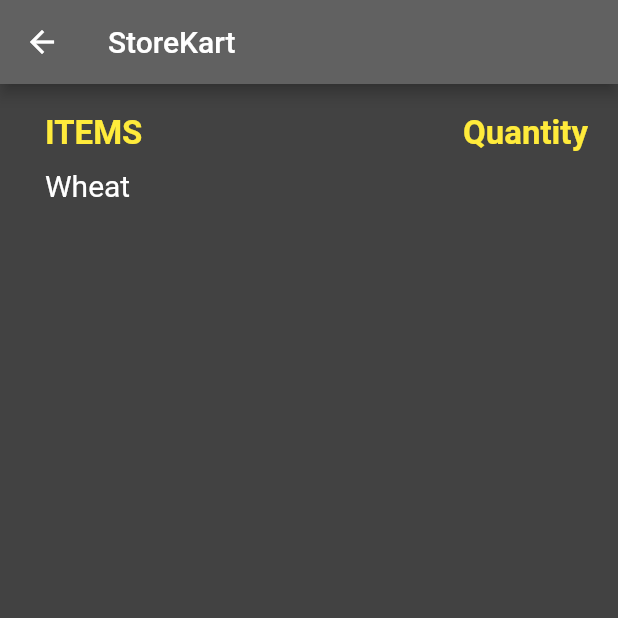
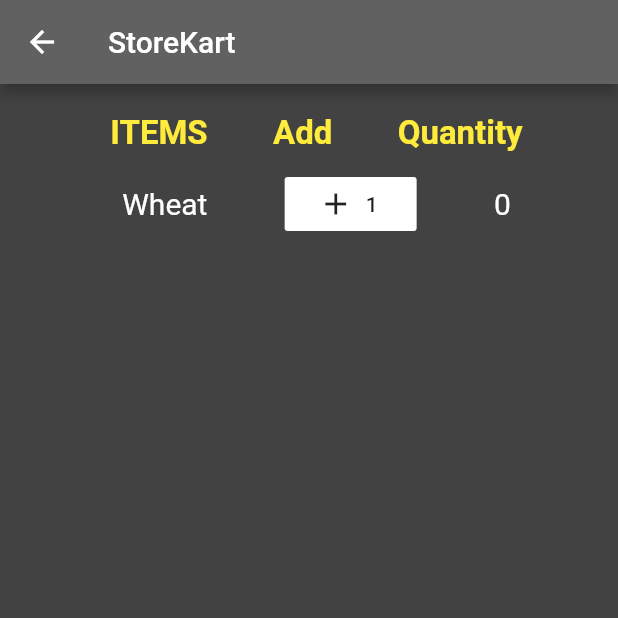
Before and after one commit to KUNAL932/StoreKart, a Flutter app: the screen it shows after launch, after a tap on "Sign Up", on a phone screen of 412 x 824 dp, the top half of it. Run offline on Flutter 3.47's test engine with Material 2 defaults, Android fonts, the phone set to English and light mode, and no system bars.

Commit message:
stateless widget has been changed to statefull widget and dyanmic quantity has been added for the user to adjust the quantity of the item

```diff
--- a/lib/main.dart
+++ b/lib/main.dart
@@ -99,7 +99,7 @@ class _State extends State<MyApp> {
 //                  navigation function starts
                         Navigator.push(
                           context,
-                          MaterialPageRoute(builder: (context) => list()),
+                          MaterialPageRoute(builder: (context) => GrossoryList()),
 
                         );
 
@@ -116,7 +116,13 @@ class _State extends State<MyApp> {
   }
 }
 
-class list extends StatelessWidget {
+class GrossoryList extends StatefulWidget {
+  @override
+  _GrossoryListState createState() => _GrossoryListState();
+}
+
+class _GrossoryListState extends State<GrossoryList> {
+  int wheatQuantityInKg = 0;
   @override
   Widget build(BuildContext context) {
     return Scaffold(
@@ -126,11 +132,11 @@ class list extends StatelessWidget {
         title: Text("StoreKart"),
       ),
       body: Padding(
-        padding: EdgeInsets.fromLTRB(30,20,20,20),
+        padding: EdgeInsets.fromLTRB(30,20,20,0),
         child: ListView(
           children: <Widget>[
             Row(
-              mainAxisAlignment: MainAxisAlignment.spaceBetween,
+              mainAxisAlignment: MainAxisAlignment.spaceEvenly,
               children: <Widget>[
                 Container(
                   child: Text("ITEMS",
@@ -140,6 +146,14 @@ class list extends StatelessWidget {
                       fontWeight: FontWeight.bold,
                     ),
                   ),
+                ),
+                Container(
+                  child: Text("Add",
+                  style: TextStyle(
+                    color: Colors.yellow,
+                    fontSize: 22,
+                    fontWeight: FontWeight.bold,
+                  ),),
                 ),
                 Container(
                   child: Text("Quantity",
@@ -154,14 +168,46 @@ class list extends StatelessWidget {
             ),
             SizedBox(height: 10,
             ),
-            Container(
+            Row(
+              mainAxisAlignment: MainAxisAlignment.spaceEvenly,
+//              mainAxisAlignment: MainAxisAlignment.spaceBetween,
+              children: <Widget>[
+                Container(
+//                  padding: EdgeInsets.fromLTRB(70,10,5,0),
+                  child: Text("Wheat",
+                    style: TextStyle(
+                      color: Colors.white,
+                      fontSize: 20,
+                    ),
+                  ),
+                ),
 
-              child: Text("Wheat",
-                style: TextStyle(
-                  color: Colors.white,
-                  fontSize: 20,
+                Container(
+//                  padding: EdgeInsets.fromLTRB(0,10,5,0),
+                  child: FlatButton.icon(
+                      onPressed: () {
+                        setState(() {
+                          wheatQuantityInKg += 1;
+                        });
+                      },
+                      icon: Icon(Icons.add),
+                      label: Text("1"),
+                    color: Colors.white,
+                      ),
                 ),
-              ),
+
+
+                Container(
+//                  padding: EdgeInsets.fromLTRB(0,10,5,60),
+                  child: Text(
+                    '$wheatQuantityInKg',
+                    style: TextStyle(
+                      color: Colors.white,
+                      fontSize: 20
+                    ),
+                  ),
+                ),
+              ],
             ),
             Container(),
             Container(),
@@ -174,6 +220,18 @@ class list extends StatelessWidget {
   }
 }
 
+//class Store extends StatelessWidget {
+//  @override
+//  Widget build(BuildContext context) {
+//    return Scaffold(
+//      appBar: AppBar(
+//        backgroundColor: Colors.grey[900],
+//        title: Text("Stores Near Me"),
+//      ),
+//    );
+//  }
+//}
+
 
 
 //onPressed: () {
```
